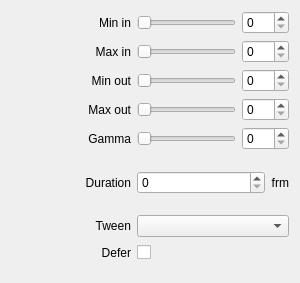
Qt form src/Widgets/Inspector/InspectorLevelsWidget.ui (CasparCG/client) before a commit.
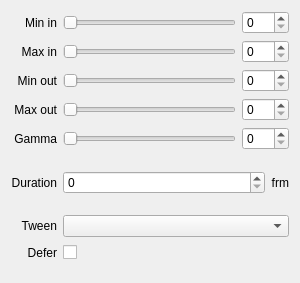
The same form after that commit.

Commit message: Remove minimumSize constraint from labels

Diff of the .ui file:
```diff
--- a/src/Widgets/Inspector/InspectorLevelsWidget.ui
+++ b/src/Widgets/Inspector/InspectorLevelsWidget.ui
@@ -22,12 +22,6 @@
    </property>
    <item row="4" column="0">
     <widget class="QLabel" name="labelGamma">
-     <property name="minimumSize">
-      <size>
-       <width>120</width>
-       <height>0</height>
-      </size>
-     </property>
      <property name="text">
       <string>Gamma</string>
      </property>
@@ -48,12 +42,6 @@
    </item>
    <item row="6" column="0">
     <widget class="QLabel" name="labelEasing">
-     <property name="minimumSize">
-      <size>
-       <width>120</width>
-       <height>0</height>
-      </size>
-     </property>
      <property name="text">
       <string>Tween</string>
      </property>
@@ -115,12 +103,6 @@
    </item>
    <item row="3" column="0">
     <widget class="QLabel" name="labelMaxOut">
-     <property name="minimumSize">
-      <size>
-       <width>120</width>
-       <height>0</height>
-      </size>
-     </property>
      <property name="text">
       <string>Max out</string>
      </property>
@@ -131,12 +113,6 @@
    </item>
    <item row="0" column="0">
     <widget class="QLabel" name="labelMinIn">
-     <property name="minimumSize">
-      <size>
-       <width>120</width>
-       <height>0</height>
-      </size>
-     </property>
      <property name="text">
       <string>Min in</string>
      </property>
@@ -154,12 +130,6 @@
    </item>
    <item row="7" column="0">
     <widget class="QLabel" name="labelDefer">
-     <property name="minimumSize">
-      <size>
-       <width>120</width>
-       <height>0</height>
-      </size>
-     </property>
      <property name="text">
       <string>Defer</string>
      </property>
@@ -197,12 +167,6 @@
    </item>
    <item row="5" column="0">
     <widget class="QLabel" name="labelTransitionDuration">
-     <property name="minimumSize">
-      <size>
-       <width>120</width>
-       <height>0</height>
-      </size>
-     </property>
      <property name="text">
       <string>Duration</string>
      </property>
@@ -213,12 +177,6 @@
    </item>
    <item row="1" column="0">
     <widget class="QLabel" name="labelMaxIn">
-     <property name="minimumSize">
-      <size>
-       <width>120</width>
-       <height>0</height>
-      </size>
-     </property>
      <property name="text">
       <string>Max in</string>
      </property>
@@ -256,12 +214,6 @@
    </item>
    <item row="2" column="0">
     <widget class="QLabel" name="labelMinOut">
-     <property name="minimumSize">
-      <size>
-       <width>120</width>
-       <height>0</height>
-      </size>
-     </property>
      <property name="text">
       <string>Min out</string>
      </property>
```
The commit also changes 53 other files.
